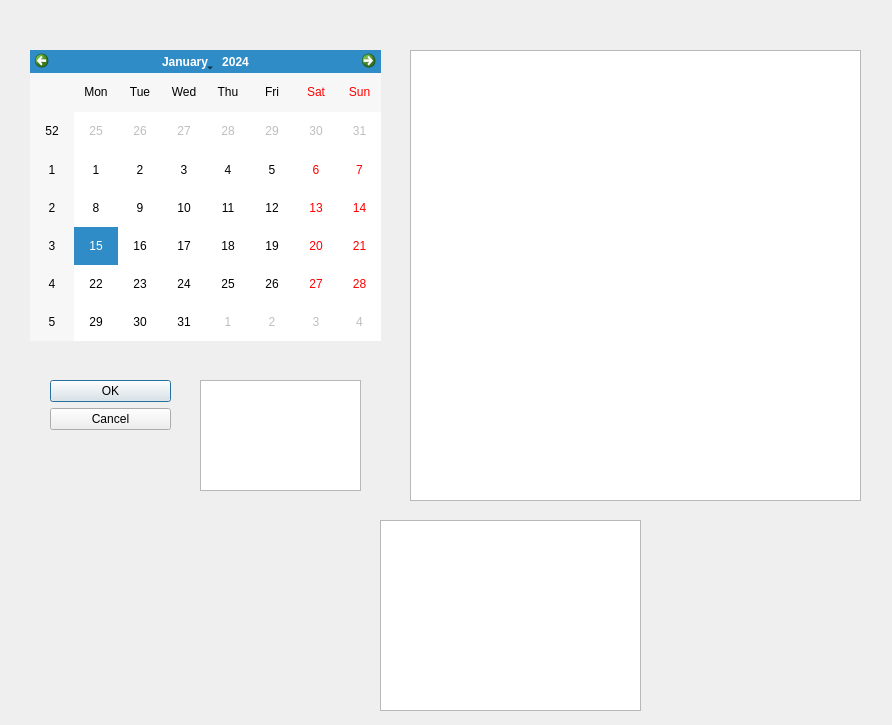
The window that 004_CHMV/QTLearning/CW01/datedialog.ui (leaptop/repos2) describes before a commit, drawn with Qt 5.
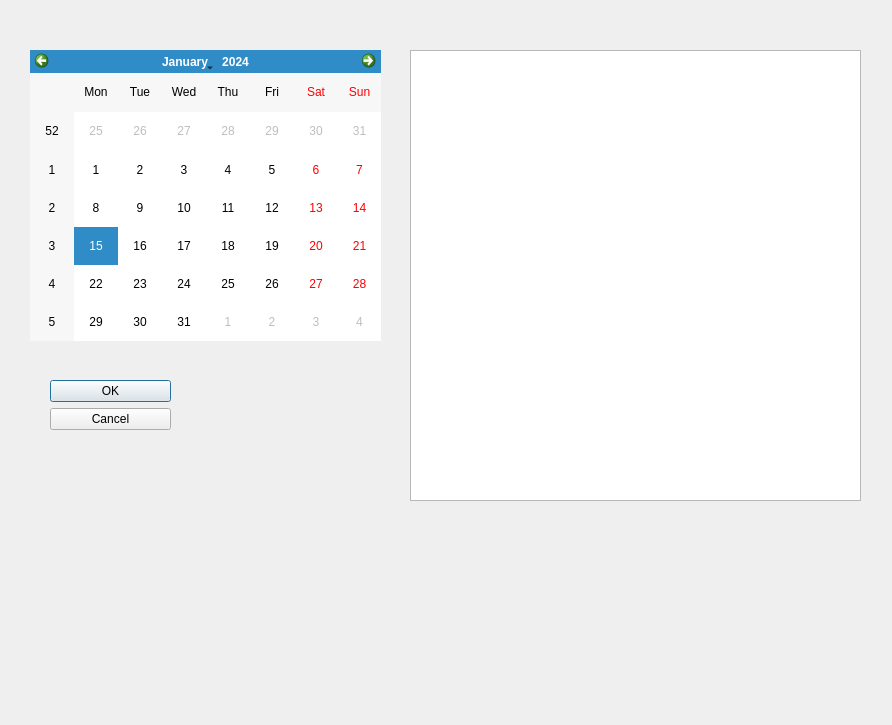
The same window after the commit.

Patch:
```diff
--- a/004_CHMV/QTLearning/CW01/datedialog.ui
+++ b/004_CHMV/QTLearning/CW01/datedialog.ui
@@ -39,29 +39,6 @@
     </rect>
    </property>
   </widget>
-  <widget class="QPlainTextEdit" name="plainTextEdit">
-   <property name="geometry">
-    <rect>
-     <x>200</x>
-     <y>380</y>
-     <width>161</width>
-     <height>111</height>
-    </rect>
-   </property>
-   <property name="overwriteMode">
-    <bool>false</bool>
-   </property>
-  </widget>
-  <widget class="QTextBrowser" name="textBrowser">
-   <property name="geometry">
-    <rect>
-     <x>380</x>
-     <y>520</y>
-     <width>261</width>
-     <height>191</height>
-    </rect>
-   </property>
-  </widget>
   <widget class="QTextEdit" name="textEdit">
    <property name="geometry">
     <rect>
```
